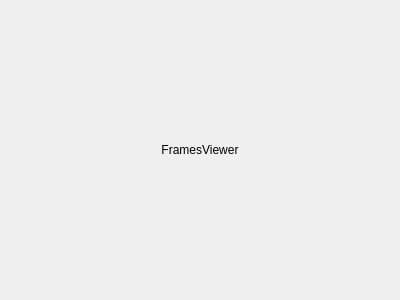
Qt form framesviewer.ui (zxjorge/SpriteED) before a commit.
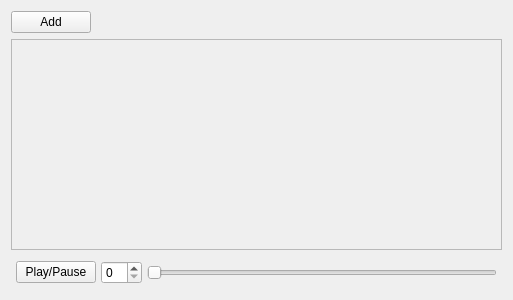
The same form after that commit.

Commit message: Frames viewer ui is set up

```diff
--- a/framesviewer.ui
+++ b/framesviewer.ui
@@ -6,7 +6,7 @@
    <rect>
     <x>0</x>
     <y>0</y>
-    <width>400</width>
+    <width>513</width>
     <height>300</height>
    </rect>
   </property>
@@ -15,14 +15,80 @@
   </property>
   <layout class="QVBoxLayout" name="verticalLayout">
    <item>
-    <widget class="QLabel" name="label">
-     <property name="text">
-      <string>FramesViewer</string>
+    <layout class="QVBoxLayout" name="verticalLayout_2">
+     <property name="leftMargin">
+      <number>0</number>
      </property>
-     <property name="alignment">
-      <set>Qt::AlignCenter</set>
+     <property name="topMargin">
+      <number>0</number>
      </property>
-    </widget>
+     <item>
+      <widget class="QPushButton" name="addButton">
+       <property name="sizePolicy">
+        <sizepolicy hsizetype="Fixed" vsizetype="Fixed">
+         <horstretch>0</horstretch>
+         <verstretch>0</verstretch>
+        </sizepolicy>
+       </property>
+       <property name="text">
+        <string>Add</string>
+       </property>
+      </widget>
+     </item>
+     <item>
+      <widget class="QScrollArea" name="scrollArea">
+       <property name="widgetResizable">
+        <bool>true</bool>
+       </property>
+       <widget class="QWidget" name="scrollAreaWidgetContents_2">
+        <property name="geometry">
+         <rect>
+          <x>0</x>
+          <y>0</y>
+          <width>497</width>
+          <height>227</height>
+         </rect>
+        </property>
+       </widget>
+      </widget>
+     </item>
+     <item>
+      <layout class="QHBoxLayout" name="horizontalLayout">
+       <property name="spacing">
+        <number>5</number>
+       </property>
+       <property name="leftMargin">
+        <number>5</number>
+       </property>
+       <property name="topMargin">
+        <number>5</number>
+       </property>
+       <property name="rightMargin">
+        <number>5</number>
+       </property>
+       <property name="bottomMargin">
+        <number>5</number>
+       </property>
+       <item>
+        <widget class="QPushButton" name="pushButton">
+         <property name="text">
+          <string>Play/Pause</string>
+         </property>
+        </widget>
+       </item>
+       <item>
+        <widget class="QSpinBox" name="fpsSpinBox"/>
+       </item>
+       <item>
+        <widget class="QSlider" name="fpsSlider">
+         <property name="orientation">
+          <enum>Qt::Horizontal</enum>
+         </property>
+        </widget>
+       </item>
+      </layout>
+     </item>
+    </layout>
    </item>
   </layout>
  </widget>
```
